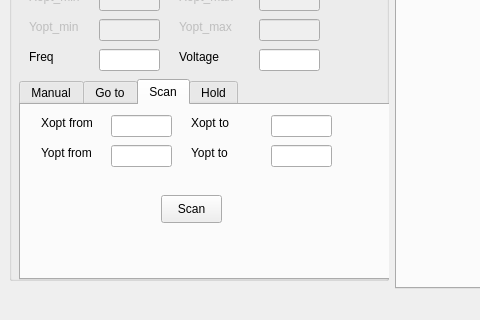
Before: the Qt Designer form oncat/ui/mainwindow.ui in Laukei/ONCAT, drawn with Qt 5; both pictures show x 0 to 480 and y 427 to 747 of the 1270 by 747 pixel window.
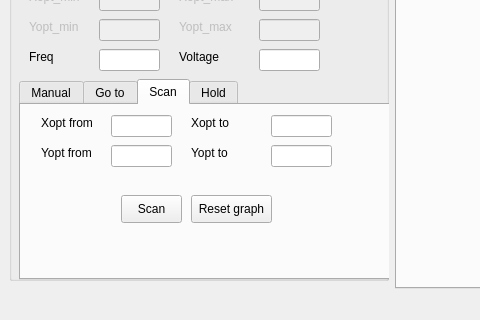
After: the same form once the commit is applied. The open tabs and pages were chosen to show the change.

Commit message: added scan/reset to allow plotting multiple runs of data without losing previous

```diff
--- a/oncat/ui/mainwindow.ui
+++ b/oncat/ui/mainwindow.ui
@@ -1321,7 +1321,7 @@
             <widget class="QPushButton" name="button_scan">
              <property name="geometry">
               <rect>
-               <x>140</x>
+               <x>100</x>
                <y>90</y>
                <width>61</width>
                <height>28</height>
@@ -1331,6 +1331,19 @@
               <string>Scan</string>
              </property>
             </widget>
+            <widget class="QPushButton" name="button_scan_reset">
+             <property name="geometry">
+              <rect>
+               <x>170</x>
+               <y>90</y>
+               <width>81</width>
+               <height>28</height>
+              </rect>
+             </property>
+             <property name="text">
+              <string>Reset graph</string>
+             </property>
+            </widget>
            </widget>
            <widget class="QWidget" name="tab_5">
             <attribute name="title">
```
Left out of the diff: 2 changed lines with no effect on the pictures. The commit also changes 2 other files.
